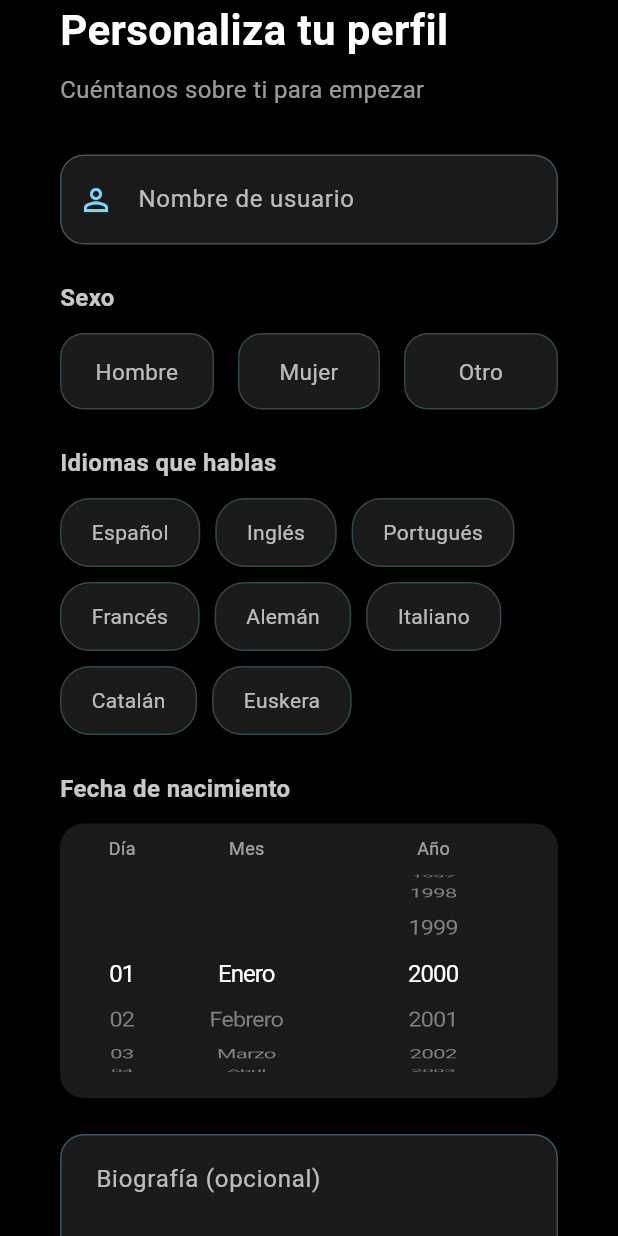
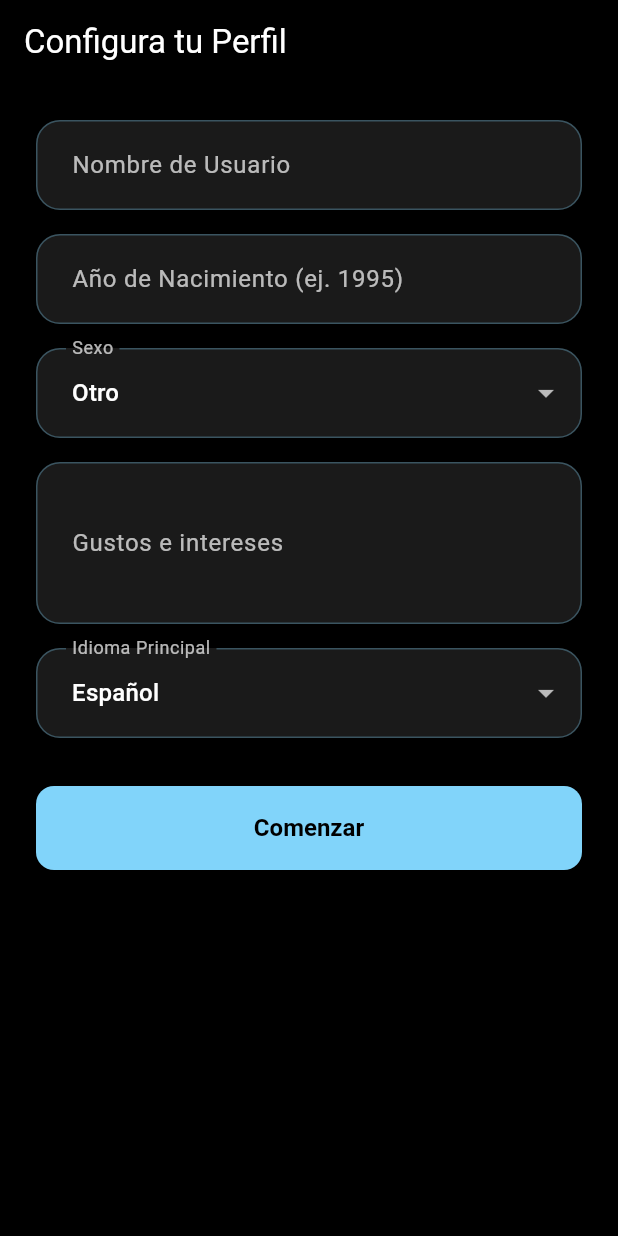
Before and after one commit to miikee183/Audia, a Flutter app: the PersonalizationScreen screen opened by its route, on a phone screen of 412 x 824 dp. Run offline on Flutter 3.47's test engine with Material 3 defaults, Android fonts, the phone set to English and light mode, and no system bars; our stand-ins replace flutter_svg, go_router, google_sign_in.

Commit message:
Update improve Logo App and interface

```diff
--- a/audia_app/lib/app_router.dart
+++ b/audia_app/lib/app_router.dart
@@ -4,6 +4,8 @@ import 'screens/phone_screen.dart';
 import 'screens/login_screen.dart';
 import 'screens/sign_up_screen.dart';
 import 'screens/personalization_screen.dart';
+
+import 'screens/home_screen.dart';
 
 class AppRouter {
   AppRouter._();
@@ -13,6 +15,7 @@ class AppRouter {
   static const login = '/login';
   static const signUp = '/sign-up';
   static const personalization = '/personalization';
+  static const home = '/home';
 
   static final GoRouter router = GoRouter(
     initialLocation: splash,
@@ -37,6 +40,10 @@ class AppRouter {
         path: personalization,
         builder: (_, __) => const PersonalizationScreen(),
       ),
+      GoRoute(
+        path: home,
+        builder: (_, __) => const HomeScreen(),
+      ),
     ],
   );
 
--- a/audia_app/lib/screens/personalization_screen.dart
+++ b/audia_app/lib/screens/personalization_screen.dart
@@ -1,6 +1,10 @@
 import 'package:flutter/material.dart';
+import 'package:provider/provider.dart';
+import 'package:go_router/go_router.dart';
+import '../providers/auth_provider.dart';
+import '../services/api_service.dart';
 import '../theme/app_theme.dart';
-import '../widgets/date_of_birth_picker.dart';
+import '../app_router.dart';
 
 class PersonalizationScreen extends StatefulWidget {
   const PersonalizationScreen({super.key});
@@ -10,306 +14,137 @@ class PersonalizationScreen extends StatefulWidget {
 }
 
 class _PersonalizationScreenState extends State<PersonalizationScreen> {
-  final _usernameController = TextEditingController();
-  final _bioController = TextEditingController();
   final _formKey = GlobalKey<FormState>();
-  final Set<String> _selectedLanguages = {};
+
+  int? _anoNacimiento;
+  String _sexo = 'Otro';
+  String _nombreUsuario = '';
+  String _gustos = '';
+  String _idioma = 'Español';
+
   bool _isLoading = false;
-  // ignore: unused_field
-  DateTime _birthDate = DateTime(2000, 1, 1);
-  String? _selectedGender;
+  final ApiService _api = ApiService();
 
-  static const _languages = [
-    'Español', 'Inglés', 'Portugués', 'Francés',
-    'Alemán', 'Italiano', 'Catalán', 'Euskera',
-  ];
+  final List<String> _sexoOptions = ['Hombre', 'Mujer', 'Otro'];
+  final List<String> _idiomaOptions = ['Español', 'Inglés', 'Francés', 'Portugués'];
 
-  @override
-  void dispose() {
-    _usernameController.dispose();
-    _bioController.dispose();
-    super.dispose();
-  }
+  Future<void> _submitForm() async {
+    if (!_formKey.currentState!.validate()) return;
+    _formKey.currentState!.save();
 
-  void _finish() {
-    if (!_formKey.currentState!.validate()) return;
-    if (_selectedLanguages.isEmpty) {
-      ScaffoldMessenger.of(context).showSnackBar(
-        const SnackBar(content: Text('Selecciona al menos un idioma')),
-      );
-      return;
-    }
+    final user = context.read<AuthProvider>().user;
+    if (user == null) return;
 
     setState(() => _isLoading = true);
 
-    Future.delayed(const Duration(seconds: 1), () {
+    try {
+      await _api.post('/personalizacion/', {
+        'cuenta_id': user.userId,
+        'ano_nacimiento': _anoNacimiento,
+        'sexo': _sexo,
+        'nombre_usuario': _nombreUsuario,
+        'gustos': _gustos,
+        'foto_perfil': null, // Por ahora nulo hasta implementar subida
+        'idioma': _idioma,
+      });
+
       if (!mounted) return;
-      setState(() => _isLoading = false);
-    });
+      // Navegar a la pantalla principal
+      context.go(AppRouter.home);
+
+    } catch (e) {
+      if (!mounted) return;
+      ScaffoldMessenger.of(context).showSnackBar(
+        SnackBar(content: Text('Error: ${e.toString().replaceFirst('Exception: ', '')}')),
+      );
+    } finally {
+      if (mounted) setState(() => _isLoading = false);
+    }
   }
 
   @override
   Widget build(BuildContext context) {
     return Scaffold(
-      body: SafeArea(
-        child: Center(
-          child: SingleChildScrollView(
-            padding: const EdgeInsets.symmetric(horizontal: 40),
+      appBar: AppBar(
+        title: const Text('Configura tu Perfil', style: TextStyle(color: Colors.white)),
+        backgroundColor: Colors.transparent,
+        elevation: 0,
+      ),
+      body: _isLoading
+          ? const Center(child: CircularProgressIndicator())
+          : SingleChildScrollView(
+              padding: const EdgeInsets.all(24.0),
               child: Form(
                 key: _formKey,
                 child: Column(
-                mainAxisAlignment: MainAxisAlignment.center,
-                crossAxisAlignment: CrossAxisAlignment.start,
+                  crossAxisAlignment: CrossAxisAlignment.stretch,
                   children: [
-                  const _Header(),
-                  const SizedBox(height: 32),
-                  _UsernameField(controller: _usernameController),
-                  const SizedBox(height: 24),
-                  _GenderSection(
-                    selected: _selectedGender,
-                    onSelected: (gender) => setState(() => _selectedGender = gender),
+                    TextFormField(
+                      decoration: const InputDecoration(labelText: 'Nombre de Usuario'),
+                      validator: (v) => v == null || v.isEmpty ? 'Requerido' : null,
+                      onSaved: (v) => _nombreUsuario = v!,
                     ),
-                  const SizedBox(height: 24),
-                  _LanguagesSection(
-                    languages: _languages,
-                    selected: _selectedLanguages,
-                    onToggle: (lang) {
-                      setState(() {
-                        if (_selectedLanguages.contains(lang)) {
-                          _selectedLanguages.remove(lang);
-                        } else {
-                          _selectedLanguages.add(lang);
-                        }
-                      });
+                    const SizedBox(height: 16),
+                    TextFormField(
+                      decoration: const InputDecoration(labelText: 'Año de Nacimiento (ej. 1995)'),
+                      keyboardType: TextInputType.number,
+                      validator: (v) {
+                        if (v == null || v.isEmpty) return 'Requerido';
+                        if (int.tryParse(v) == null) return 'Debe ser un número';
+                        return null;
+                      },
+                      onSaved: (v) => _anoNacimiento = int.parse(v!),
+                    ),
+                    const SizedBox(height: 16),
+                    DropdownButtonFormField<String>(
+                      value: _sexo,
+                      decoration: const InputDecoration(labelText: 'Sexo'),
+                      items: _sexoOptions.map((String value) {
+                        return DropdownMenuItem<String>(
+                          value: value,
+                          child: Text(value),
+                        );
+                      }).toList(),
+                      onChanged: (newValue) {
+                        setState(() => _sexo = newValue!);
                       },
                     ),
-                  const SizedBox(height: 24),
-                  DateOfBirthPicker(
-                    onChanged: (date) => _birthDate = date,
+                    const SizedBox(height: 16),
+                    TextFormField(
+                      decoration: const InputDecoration(
+                          labelText: 'Gustos e intereses',
+                          hintText: 'Ej. Música rock, tecnología, viajes'
                       ),
-                  const SizedBox(height: 24),
-                  _BioField(controller: _bioController),
+                      maxLines: 3,
+                      onSaved: (v) => _gustos = v ?? '',
+                    ),
+                    const SizedBox(height: 16),
+                    DropdownButtonFormField<String>(
+                      value: _idioma,
+                      decoration: const InputDecoration(labelText: 'Idioma Principal'),
+                      items: _idiomaOptions.map((String value) {
+                        return DropdownMenuItem<String>(
+                          value: value,
+                          child: Text(value),
+                        );
+                      }).toList(),
+                      onChanged: (newValue) {
+                        setState(() => _idioma = newValue!);
+                      },
+                    ),
                     const SizedBox(height: 32),
-                  _FinishButton(
-                    isLoading: _isLoading,
-                    onPressed: _finish,
+                    ElevatedButton(
+                      onPressed: _submitForm,
+                      style: ElevatedButton.styleFrom(
+                        padding: const EdgeInsets.symmetric(vertical: 16),
+                        shape: RoundedRectangleBorder(borderRadius: BorderRadius.circular(12)),
+                      ),
+                      child: const Text('Comenzar', style: TextStyle(fontSize: 16)),
                     ),
                   ],
-              ),
-            ),
                 ),
               ),
             ),
     );
   }
 }
-
-class _Header extends StatelessWidget {
-  const _Header();
-
-  @override
-  Widget build(BuildContext context) {
-    return const Column(
-      crossAxisAlignment: CrossAxisAlignment.start,
-      children: [
-        Text(
-          'Personaliza tu perfil',
-          style: TextStyle(
-            fontSize: 28,
-            fontWeight: FontWeight.bold,
-            color: Colors.white,
-          ),
-        ),
-        SizedBox(height: 8),
-        Text(
-          'Cuéntanos sobre ti para empezar',
-          style: TextStyle(
-            fontSize: 16,
-            color: Colors.white60,
-          ),
-        ),
-      ],
-    );
-  }
-}
-
-class _UsernameField extends StatelessWidget {
-  final TextEditingController controller;
-
-  const _UsernameField({required this.controller});
-
-  @override
-  Widget build(BuildContext context) {
-    return TextFormField(
-      controller: controller,
-      validator: (value) {
-        if (value == null || value.trim().isEmpty) return 'Elige un nombre de usuario';
-        if (value.length < 3) return 'Mínimo 3 caracteres';
-        return null;
-      },
-      decoration: const InputDecoration(
-        labelText: 'Nombre de usuario',
-        prefixIcon: Icon(Icons.person_outline, color: AppTheme.primaryColor),
-      ),
-    );
-  }
-}
-
-class _GenderSection extends StatelessWidget {
-  final String? selected;
-  final ValueChanged<String> onSelected;
-
-  const _GenderSection({required this.selected, required this.onSelected});
-
-  @override
-  Widget build(BuildContext context) {
-    return Column(
-      crossAxisAlignment: CrossAxisAlignment.start,
-      children: [
-        Text(
-          'Sexo',
-          style: TextStyle(
-            fontSize: 16,
-            fontWeight: FontWeight.w600,
-            color: Colors.white.withAlpha(200),
-          ),
-        ),
-        const SizedBox(height: 12),
-        Row(
-          children: ['Hombre', 'Mujer', 'Otro'].map((gender) {
-            final sel = selected == gender;
-            return Expanded(
-              child: Padding(
-                padding: EdgeInsets.only(
-                  left: gender == 'Hombre' ? 0 : 8,
-                  right: gender == 'Otro' ? 0 : 8,
-                ),
-                child: GestureDetector(
-                  onTap: () => onSelected(gender),
-                  child: Container(
-                    padding: const EdgeInsets.symmetric(vertical: 14),
-                    decoration: BoxDecoration(
-                      color: sel ? AppTheme.primaryColor : AppTheme.surfaceColor,
-                      borderRadius: BorderRadius.circular(16),
-                      border: Border.all(
-                        color: sel ? AppTheme.primaryColor : AppTheme.primaryColor.withAlpha(60),
-                      ),
-                    ),
-                    child: Text(
-                      gender,
-                      textAlign: TextAlign.center,
-                      style: TextStyle(
-                        color: sel ? Colors.black : Colors.white70,
-                        fontWeight: sel ? FontWeight.w600 : FontWeight.normal,
-                        fontSize: 15,
-                      ),
-                    ),
-                  ),
-                ),
-              ),
-            );
-          }).toList(),
-        ),
-      ],
-    );
-  }
-}
-
-class _LanguagesSection extends StatelessWidget {
-  final List<String> languages;
-  final Set<String> selected;
-  final ValueChanged<String> onToggle;
-
-  const _LanguagesSection({
-    required this.languages,
-    required this.selected,
-    required this.onToggle,
-  });
-
-  @override
-  Widget build(BuildContext context) {
-    return Column(
-      crossAxisAlignment: CrossAxisAlignment.start,
-      children: [
-        Text(
-          'Idiomas que hablas',
-          style: TextStyle(
-            fontSize: 16,
-            fontWeight: FontWeight.w600,
-            color: Colors.white.withAlpha(200),
-          ),
-        ),
-        const SizedBox(height: 12),
-        Wrap(
-          spacing: 10,
-          runSpacing: 10,
-          children: languages.map((lang) {
-            final sel = selected.contains(lang);
-            return GestureDetector(
-              onTap: () => onToggle(lang),
-              child: Container(
-                padding: const EdgeInsets.symmetric(horizontal: 20, vertical: 12),
-                decoration: BoxDecoration(
-                  color: sel ? AppTheme.primaryColor : AppTheme.surfaceColor,
-                  borderRadius: BorderRadius.circular(20),
-                  border: Border.all(
-                    color: sel ? AppTheme.primaryColor : AppTheme.primaryColor.withAlpha(60),
-                  ),
-                ),
-                child: Text(
-                  lang,
-                  style: TextStyle(
-                    color: sel ? Colors.black : Colors.white70,
-                    fontWeight: sel ? FontWeight.w600 : FontWeight.normal,
-                  ),
-                ),
-              ),
-            );
-          }).toList(),
-        ),
-      ],
-    );
-  }
-}
-
-class _BioField extends StatelessWidget {
-  final TextEditingController controller;
-
-  const _BioField({required this.controller});
-
-  @override
-  Widget build(BuildContext context) {
-    return TextFormField(
-      controller: controller,
-      maxLines: 3,
-      maxLength: 150,
-      decoration: const InputDecoration(
-        labelText: 'Biografía (opcional)',
-        hintText: 'Cuéntanos algo sobre ti...',
-        hintStyle: TextStyle(color: Colors.white38),
-        alignLabelWithHint: true,
-      ),
-    );
-  }
-}
-
-class _FinishButton extends StatelessWidget {
-  final bool isLoading;
-  final VoidCallback onPressed;
-
-  const _FinishButton({required this.isLoading, required this.onPressed});
-
-  @override
-  Widget build(BuildContext context) {
-    return ElevatedButton(
-      onPressed: isLoading ? null : onPressed,
-      child: isLoading
-          ? const SizedBox(
-              height: 24,
-              width: 24,
-              child: CircularProgressIndicator(strokeWidth: 2.5, color: Colors.black),
-            )
-          : const Text('Finalizar'),
-    );
-  }
-}
--- a/audia_app/lib/services/auth_service.dart
+++ b/audia_app/lib/services/auth_service.dart
@@ -3,15 +3,15 @@ import 'api_service.dart';
 
 class AuthResult {
   final String accessToken;
-  final String email;
-  final String? name;
+  final String? email;
   final String userId;
+  final bool personalizado;
 
   AuthResult({
     required this.accessToken,
-    required this.email,
-    this.name,
+    this.email,
     required this.userId,
+    required this.personalizado,
   });
 }
 
@@ -31,9 +31,9 @@ class AuthService {
 
     return AuthResult(
       accessToken: data['access_token'] as String,
-      email: data['user']['correo'] as String,
-      name: data['user']['usuario'] as String?,
-      userId: data['user']['id'] as String,
+      email: data['account']['correoGoogle'] as String?,
+      userId: data['account']['id'] as String,
+      personalizado: data['account']['personalizado'] as bool? ?? false,
     );
   }
 
```
Also changed, not shown: audia_app/lib/screens/home_screen.dart (added, +15 -0 lines), audia_app/lib/screens/login_screen.dart (+14 -2 lines), 13 other files. Lines whose indentation alone changed are shown as unchanged.
